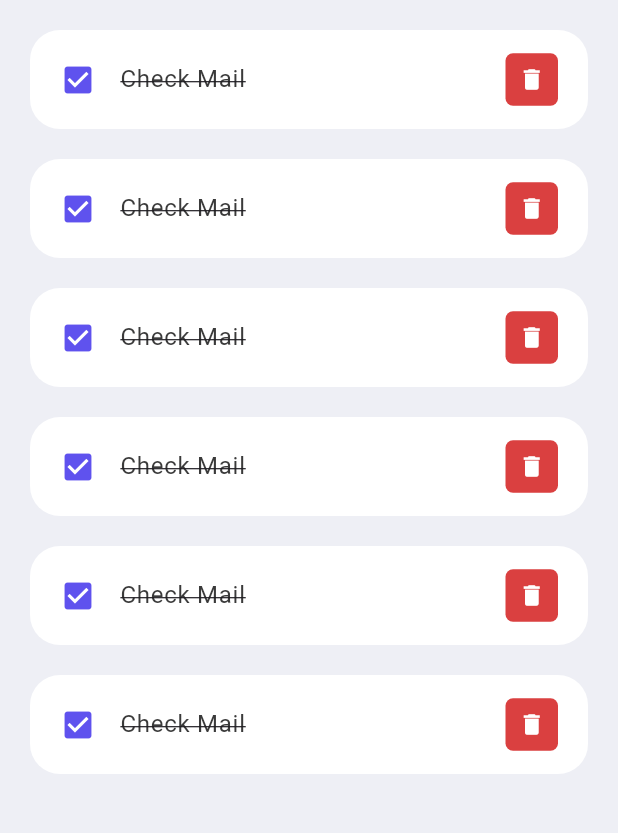
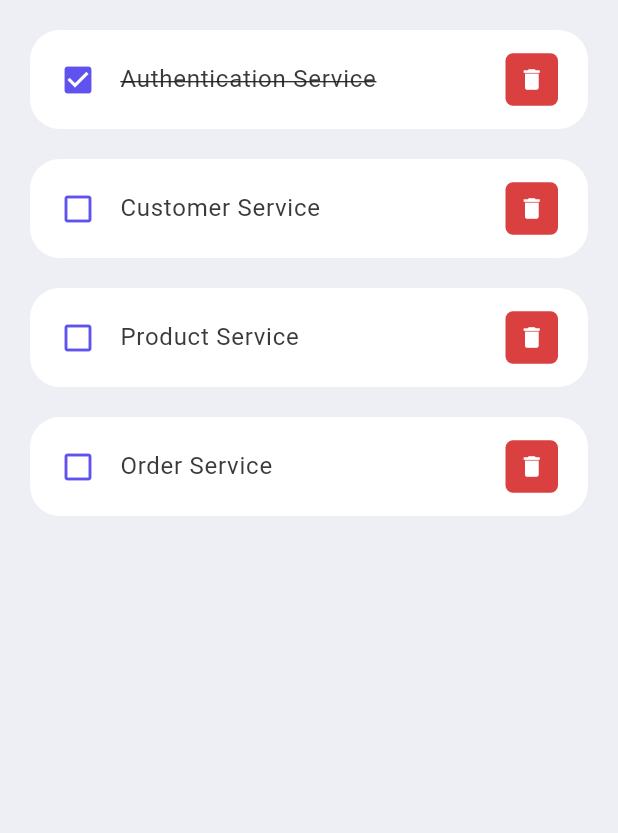
Before and after one commit to faisal-porag/flutter_learning, a Flutter app: the screen it shows after launch, on a phone screen of 412 x 824 dp, the part 318-1151 px from its top. Run offline on Flutter 3.47's test engine with Material 2 defaults, Android fonts, the phone set to English and light mode, and no system bars.

Commit message:
list design added

```diff
--- /dev/null
+++ b/lib/model/todo.dart
@@ -0,0 +1,21 @@
+
+class ToDO {
+  String? id;
+  String? todoText;
+  bool isDone;
+
+  ToDO({
+    required this.id,
+    required this.todoText,
+    this.isDone = false
+  });
+
+  static List<ToDO> TodoList() {
+    return [
+      ToDO(id: "01", todoText: "Authentication Service", isDone: true),
+      ToDO(id: "02", todoText: "Customer Service", isDone: false),
+      ToDO(id: "03", todoText: "Product Service", isDone: false),
+      ToDO(id: "04", todoText: "Order Service", isDone: false),
+    ];
+  }
+}
--- a/lib/screens/home.dart
+++ b/lib/screens/home.dart
@@ -1,10 +1,13 @@
 import 'package:flutter/material.dart';
 import 'package:learningdart/constants/colors.dart';
+import 'package:learningdart/model/todo.dart';
 import 'package:learningdart/widgets/todo_items.dart';
 
 
 class Home extends StatelessWidget {
   Home({Key? key}) : super(key: key);
+
+  final todoList = ToDO.TodoList();
 
   @override
   Widget build(BuildContext context){
@@ -32,12 +35,9 @@ class Home extends StatelessWidget {
                       ),
                     ),
                   ),
-                  TodoItem(),
-                  TodoItem(),
-                  TodoItem(),
-                  TodoItem(),
-                  TodoItem(),
-                  TodoItem(),
+                  for (ToDO todoo in todoList)
+                    TodoItem(todo: todoo,),
+
               ],),
             )
         ]),
--- a/lib/widgets/todo_items.dart
+++ b/lib/widgets/todo_items.dart
@@ -1,8 +1,12 @@
 import 'package:flutter/material.dart';
 import 'package:learningdart/constants/colors.dart';
+import 'package:learningdart/model/todo.dart';
 
 class TodoItem extends StatelessWidget {
-  const TodoItem({super.key});
+
+  final ToDO todo;
+
+  const TodoItem({Key? key, required this.todo}) : super(key: key);
 
   @override
   Widget build(BuildContext context) {
@@ -18,15 +22,15 @@ class TodoItem extends StatelessWidget {
         contentPadding: EdgeInsets.symmetric(horizontal: 20, vertical: 5),
         tileColor: Colors.white,
         leading: Icon(
-          Icons.check_box,
+           todo.isDone? Icons.check_box: Icons.check_box_outline_blank,
            color: tdBlue,
           ),
           title: Text(
-            "Check Mail",
+            todo.todoText!,
             style: TextStyle(
               fontSize: 16,
               color: tdBlack,
-              decoration: TextDecoration.lineThrough,
+              decoration: todo.isDone? TextDecoration.lineThrough: null,
             ),
           ),
           trailing: Container(
```
